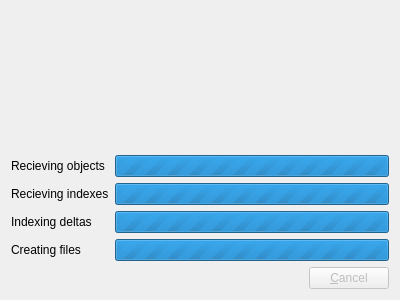
Before: the Qt Designer form qgitclonerepositorydialog.ui in bokic/gitmaster, drawn with Qt 5.
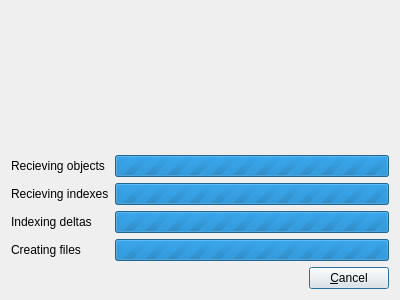
After: the same form once the commit is applied.

Diff of the .ui file:
```diff
--- a/qgitclonerepositorydialog.ui
+++ b/qgitclonerepositorydialog.ui
@@ -56,9 +56,6 @@
      </item>
      <item>
       <widget class="QPushButton" name="pushButton_close">
-       <property name="enabled">
-        <bool>false</bool>
-       </property>
        <property name="text">
         <string>&amp;Cancel</string>
        </property>
```
